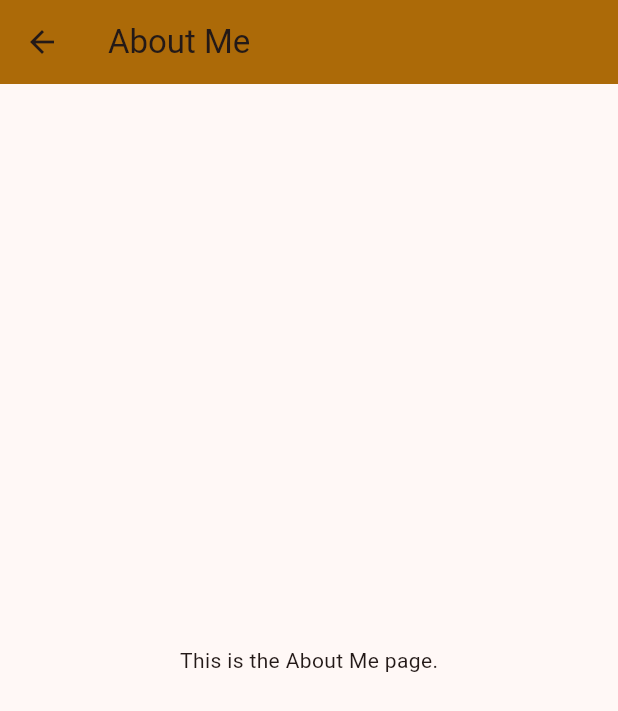
After one commit to SwintonStreet/GiftAppTest, a Flutter app: the SettingsPage screen opened directly, after a tap on "About Me", on a phone screen of 412 x 824 dp. The commit adds this screen. Shown: the top 711 px of the screen. Run offline on Flutter 3.47's test engine with Material 3 defaults, Android fonts, the light colour scheme and no system bars.

Commit message:
Added 'About Me' page

```diff
--- /dev/null
+++ b/lib/about_me.dart
@@ -0,0 +1,16 @@
+import 'package:flutter/material.dart';
+
+class AboutMePage extends StatelessWidget {
+  const AboutMePage({super.key});
+
+  @override
+  Widget build(BuildContext context) {
+    return Scaffold(
+      appBar: AppBar(
+        title: const Text('About Me'),
+        backgroundColor: const Color.fromARGB(255, 172, 106, 8),
+      ),
+      body: const Center(child: Text('This is the About Me page.')),
+    );
+  }
+}
--- a/lib/settings_page.dart
+++ b/lib/settings_page.dart
@@ -1,6 +1,7 @@
 import 'package:flutter/material.dart';
 import 'my_profile_page.dart';
 import 'account_settings.dart';
+import 'about_me.dart';
 
 class SettingsPage extends StatelessWidget {
   const SettingsPage({super.key});
@@ -21,6 +22,16 @@ class SettingsPage extends StatelessWidget {
               Navigator.push(
                 context,
                 MaterialPageRoute(builder: (context) => const MyProfilePage()),
+              );
+            },
+          ),
+          ListTile(
+            leading: const Icon(Icons.info_outline),
+            title: const Text('About Me'),
+            onTap: () {
+              Navigator.push(
+                context,
+                MaterialPageRoute(builder: (context) => const AboutMePage()),
               );
             },
           ),
```
